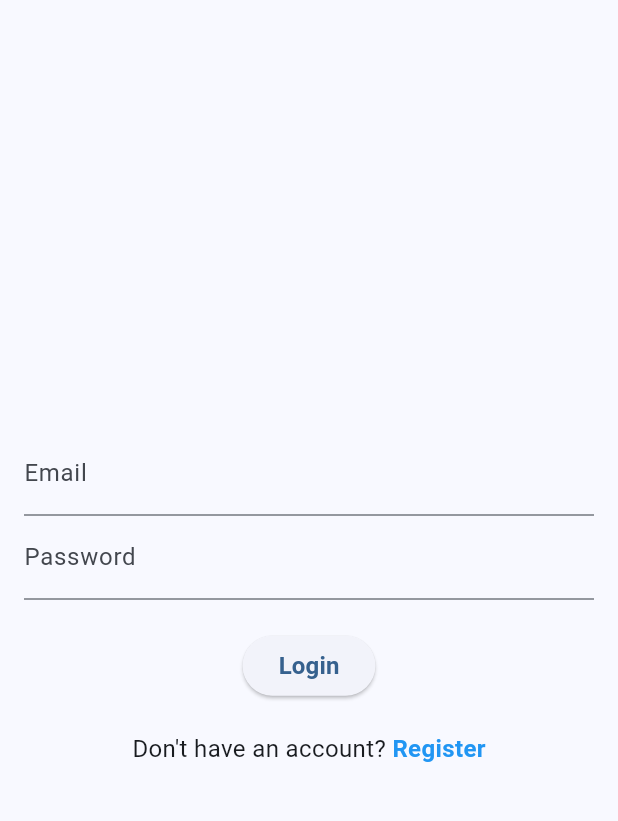
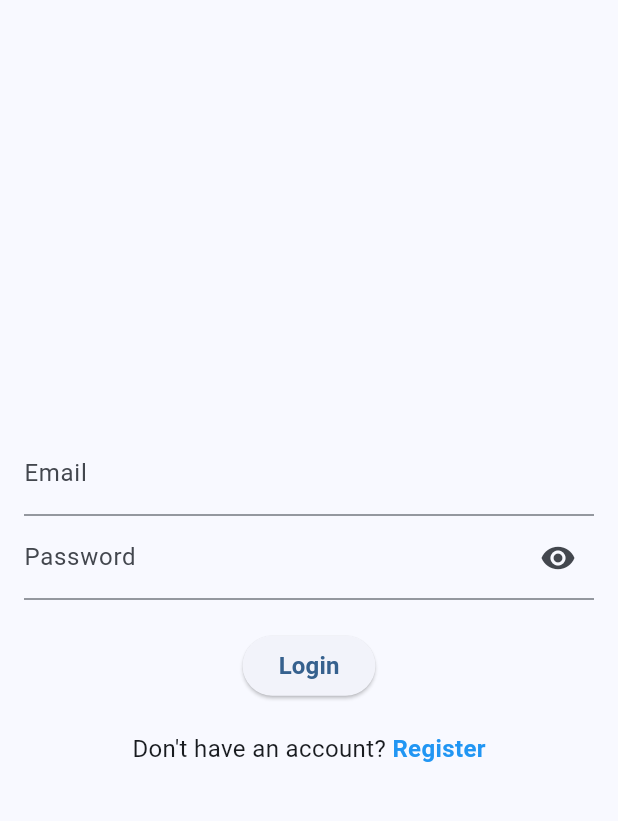
Before and after one commit to mahmourad98/byte_digital_test_case, a Flutter app: the screen it shows after launch, on a phone screen of 412 x 824 dp, the part 61-882 px from its top. Run offline on Flutter 3.47's test engine with Material 3 defaults, Android fonts, the phone set to English and light mode, and no system bars; drawn by our look-alikes of flutter_form_builder; our stand-ins replace flutter_dotenv, flutter_riverpod, fluttertoast, form_builder_validators, shared_preferences.

Commit message:
fix ios issues.

```diff
--- a/lib/main.dart
+++ b/lib/main.dart
@@ -2,6 +2,7 @@ import 'dart:io';
 
 import 'package:byte_digital_test_case/services/shared_prefs_service.dart';
 import 'package:flutter/material.dart';
+import 'package:flutter_dotenv/flutter_dotenv.dart';
 import 'package:flutter_riverpod/flutter_riverpod.dart';
 
 import 'main_app.dart';
@@ -10,6 +11,7 @@ void main() async{
   WidgetsFlutterBinding.ensureInitialized();
   ErrorWidget.builder = _buildErrorWidget;
   if(Platform.isAndroid) HttpOverrides.global = _GeneralHttpOverrides();
+  await dotenv.load(fileName: ".env");
   final token = await SharedPrefsService.getToken();
 
   runApp(
--- a/lib/presentation/screens/login/login_screen.dart
+++ b/lib/presentation/screens/login/login_screen.dart
@@ -20,10 +20,12 @@ class LoginScreen extends StatefulWidget {
 
 class _LoginScreenState extends State<LoginScreen> {
   late final _formKey = GlobalKey<FormBuilderState>();
+  late final _hidePassword = ValueNotifier<bool>(true);
   late final _emailController = TextEditingController();
   late final _passwordController = TextEditingController();
 
   @override void dispose() {
+    _hidePassword.dispose();
     _emailController.dispose();
     _passwordController.dispose();
     super.dispose();
@@ -59,16 +61,33 @@ class _LoginScreenState extends State<LoginScreen> {
                     FormBuilderValidators.email(),
                   ]),
                 ),
-                FormBuilderTextField(
+                ValueListenableBuilder<bool>(
+                  valueListenable: _hidePassword,
+                  builder: (_, showPassword, __) {
+                    return FormBuilderTextField(
                       name: 'password',
                       controller: _passwordController,
-                  decoration: InputDecoration(labelText: 'Password'),
-                  obscureText: true,
+                      decoration: InputDecoration(
+                        labelText: 'Password',
+                        suffixIcon: Builder(
+                          builder: (_) {
+                            return IconButton(
+                              icon: Icon(
+                                showPassword ? Icons.visibility : Icons.visibility_off,
+                              ),
+                              onPressed: () => _hidePassword.value = !_hidePassword.value,
+                            );
+                          },
+                        ),
+                      ),
+                      obscureText: _hidePassword.value,
                       validator: FormBuilderValidators.compose([
                         FormBuilderValidators.required(),
                         FormBuilderValidators.password(),
                         FormBuilderValidators.minLength(8, errorText: 'Password must be at least 8 characters long'),
                       ]),
+                    );
+                  },
                 ),
                 SizedBox(height: 20),
                 ElevatedButton(
@@ -78,7 +97,7 @@ class _LoginScreenState extends State<LoginScreen> {
                       FocusScope.of(context).unfocus();
                       return unawaited(
                         showLoadingDialog<String>(
-                          future: () => AuthRepository.loginCustomer(
+                          future: () => AuthRepository().loginCustomer(
                             _emailController.text,
                             _passwordController.text,
                           ),
--- a/lib/presentation/screens/profile/profile_view_controller.dart
+++ b/lib/presentation/screens/profile/profile_view_controller.dart
@@ -38,7 +38,7 @@ class ProfileViewController extends StateNotifier<ProfileState> {
 
     try {
       final accessToken = await _getAccessToken();
-      final customer = await AuthRepository.fetchCustomer(accessToken,);
+      final customer = await repository.fetchCustomer(accessToken,);
       state = state.copyWith(isLoading: false, customer: customer, error: null);
     } catch (e) {
       state = state.copyWith(
--- /dev/null
+++ b/lib/utils/data/repository_helper.dart
@@ -0,0 +1,6 @@
+import 'package:flutter_dotenv/flutter_dotenv.dart';
+
+mixin RepositoryHelper {
+   String get baseUrl => dotenv.get('BASE_URL');
+   String get storefrontAccessToken => dotenv.get('STORE_ACCESS_TOKEN');
+}
--- a/pubspec.yaml
+++ b/pubspec.yaml
@@ -23,6 +23,7 @@ dependencies:
   fluttertoast: any
   shared_preferences: any
   intl: any
+  flutter_dotenv: any
 
 dev_dependencies:
   flutter_test:
@@ -32,3 +33,5 @@ dev_dependencies:
 
 flutter:
   uses-material-design: true
+  assets:
+    - .env
```
Also changed, not shown: lib/data/entities/product.dart (+9 -2 lines), lib/data/repository/auth_repository.dart (+11 -14 lines), lib/data/repository/product_repository.dart (+4 -8 lines), lib/presentation/screens/register/register_screen.dart (+23 -5 lines), lib/utils/data/node.dart (deleted, +0 -8 lines), pubspec.lock, 6 other files. Lines whose indentation alone changed are shown as unchanged.
